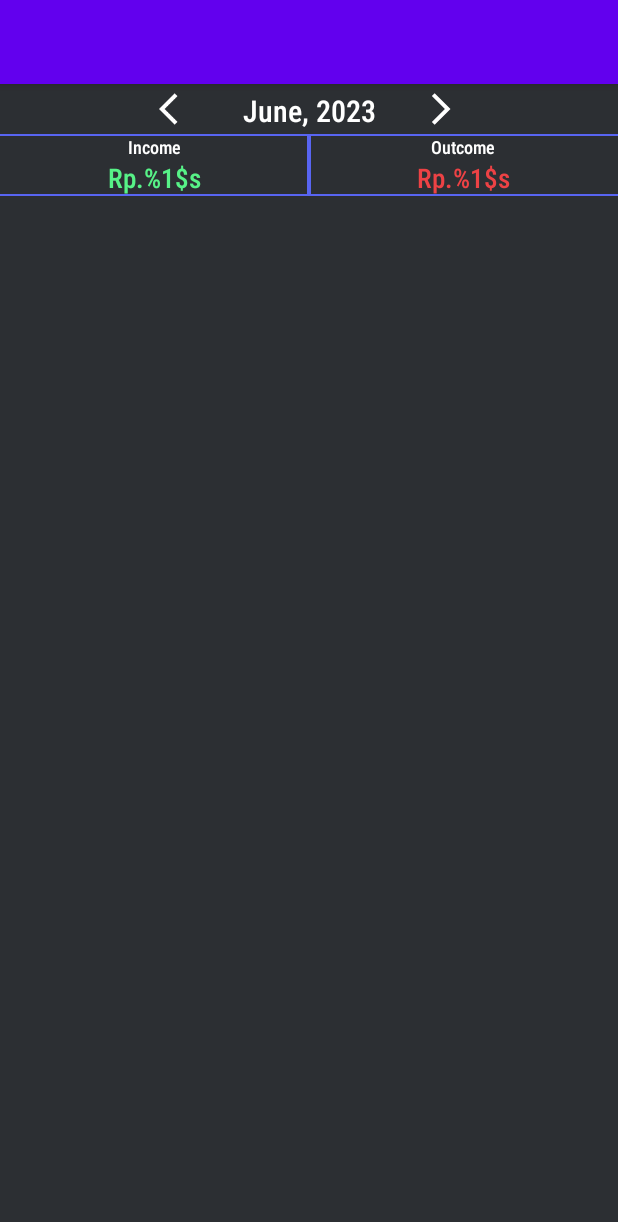
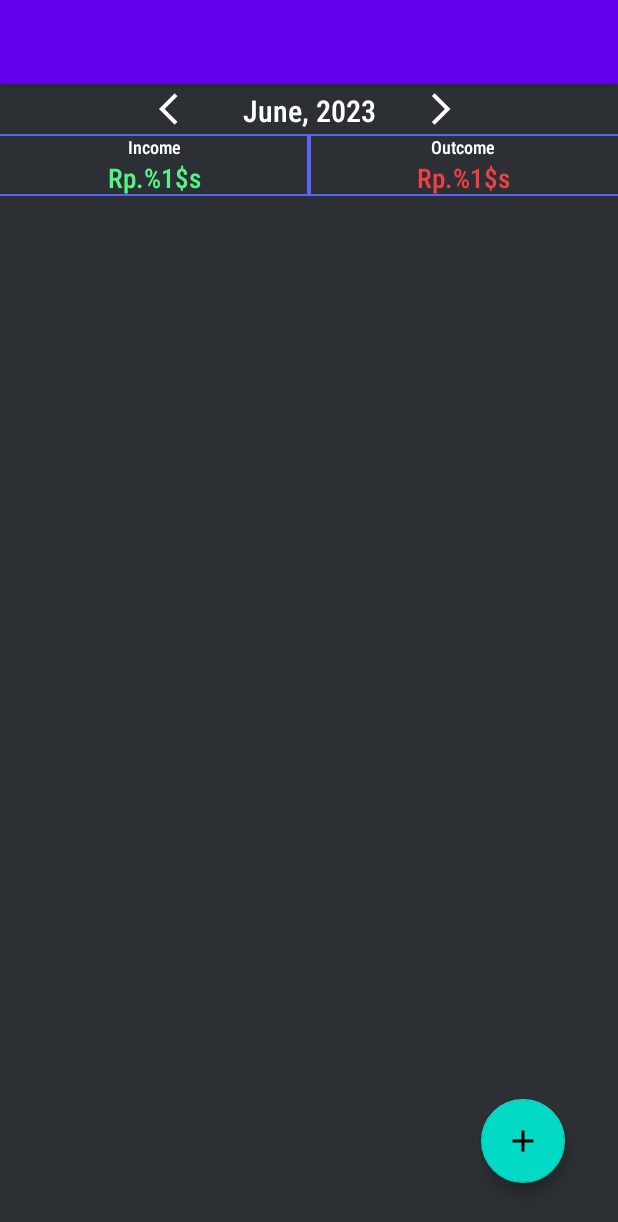
Before and after one commit to ndeeen/Capstone-Moger, an Android app: the GroupDashboardActivity screen opened directly, with no data from a screen before it, on a phone screen of 412 x 824 dp. Shown: the top 1222 px of the screen. Run offline under Robolectric (Android 15) with nearby library versions, the phone set to English and light mode, and no system bars; 3 statements that could not run were skipped.

Commit message:
animated floating action button

```diff
--- a/MD-Path/app/src/main/java/com/c23ps076/mogerapp/screen/groupdashboard/GroupDashboardActivity.kt
+++ b/MD-Path/app/src/main/java/com/c23ps076/mogerapp/screen/groupdashboard/GroupDashboardActivity.kt
@@ -4,6 +4,9 @@ import android.os.Build
 import androidx.appcompat.app.AppCompatActivity
 import android.os.Bundle
 import android.util.Log
+import android.view.View
+import android.view.animation.Animation
+import android.view.animation.AnimationUtils
 import androidx.annotation.RequiresApi
 import androidx.recyclerview.widget.LinearLayoutManager
 import com.c23ps076.mogerapp.R
@@ -29,6 +32,12 @@ class GroupDashboardActivity : AppCompatActivity() {
     lateinit var partyName: String
     private val listTransactionInfo = ArrayList<TransactionInfo>()
 
+    private val rotateOpen: Animation by lazy { AnimationUtils.loadAnimation(this, R.anim.rotate_open_anim) }
+    private val rotateClose: Animation by lazy { AnimationUtils.loadAnimation(this, R.anim.rotate_close_anim) }
+    private val fromBottom: Animation by lazy { AnimationUtils.loadAnimation(this, R.anim.from_bottom_anim) }
+    private val toBottom: Animation by lazy { AnimationUtils.loadAnimation(this, R.anim.to_bottom_anim) }
+
+    private var clickedButton = false
     override fun onCreate(savedInstanceState: Bundle?) {
         super.onCreate(savedInstanceState)
         activityGroupDashboardBinding = ActivityGroupDashboardBinding.inflate(layoutInflater)
@@ -37,6 +46,10 @@ class GroupDashboardActivity : AppCompatActivity() {
         partyName = intent.getStringExtra("PARTYNAME").toString()
         supportActionBar?.setTitle(partyName)
         supportActionBar?.show()
+
+        btn_expands.setOnClickListener {
+            addExpandButton()
+        }
 
         activityGroupDashboardBinding?.apply {
             btnPreviousMonth.setOnClickListener{
@@ -47,8 +60,44 @@ class GroupDashboardActivity : AppCompatActivity() {
             }
             rv_transactions.setHasFixedSize(true)
             rv_transactions.layoutManager = LinearLayoutManager(this@GroupDashboardActivity)
+
+
         }
         changeSelectedMonthYear()
+    }
+
+    private fun addExpandButton() {
+        setVisibility(clickedButton)
+        setAnimation(clickedButton)
+        clickedButton = !clickedButton
+    }
+
+    private fun setVisibility(clicked: Boolean) {
+        if (!clicked) {
+            btn_add_transaction.visibility = View.VISIBLE
+            btn_manage_wallet.visibility = View.VISIBLE
+            btn_manage_member.visibility = View.VISIBLE
+        }
+        else {
+            btn_add_transaction.visibility = View.INVISIBLE
+            btn_manage_wallet.visibility = View.INVISIBLE
+            btn_manage_member.visibility = View.INVISIBLE
+        }
+    }
+
+    private fun setAnimation(clicked: Boolean) {
+        if (!clicked) {
+            btn_expands.startAnimation(rotateOpen)
+            btn_add_transaction.startAnimation(fromBottom)
+            btn_manage_wallet.startAnimation(fromBottom)
+            btn_manage_member.startAnimation(fromBottom)
+        }
+        else {
+            btn_expands.startAnimation(rotateClose)
+            btn_add_transaction.startAnimation(toBottom)
+            btn_manage_wallet.startAnimation(toBottom)
+            btn_manage_member.startAnimation(toBottom)
+        }
     }
 
     fun getTransactionData() {
--- /dev/null
+++ b/MD-Path/app/src/main/res/anim/from_bottom_anim.xml
@@ -0,0 +1,23 @@
+<?xml version="1.0" encoding="utf-8"?>
+<set xmlns:android="http://schemas.android.com/apk/res/android"
+    android:fillAfter="true">
+    <translate
+        android:fromYDelta="100%"
+        android:toYDelta="0%"
+        android:duration = "300"
+        />
+
+    <scale
+        android:pivotX="50%"
+        android:pivotY="50%"
+        android:toXScale="0.8"
+        android:toYScale="0.8"
+        />
+
+    <alpha
+        android:duration= "800"
+        android:fromAlpha="0"
+        android:toAlpha="1"
+
+        />
+</set>
--- /dev/null
+++ b/MD-Path/app/src/main/res/anim/rotate_close_anim.xml
@@ -0,0 +1,12 @@
+<?xml version="1.0" encoding="utf-8"?>
+<set xmlns:android="http://schemas.android.com/apk/res/android"
+    android:fillAfter="true"
+    >
+    <rotate
+        android:fromDegrees="45"
+        android:pivotX="50%"
+        android:pivotY="50%"
+        android:toDegrees="0"
+        android:duration="300"
+        />
+</set>
--- /dev/null
+++ b/MD-Path/app/src/main/res/anim/rotate_open_anim.xml
@@ -0,0 +1,12 @@
+<?xml version="1.0" encoding="utf-8"?>
+<set xmlns:android="http://schemas.android.com/apk/res/android"
+    android:fillAfter="true"
+    >
+    <rotate
+        android:fromDegrees="0"
+        android:pivotX="50%"
+        android:pivotY="50%"
+        android:toDegrees="45"
+        android:duration="300"
+        />
+</set>
--- /dev/null
+++ b/MD-Path/app/src/main/res/drawable/baseline_account_balance_wallet_24.xml
@@ -0,0 +1,5 @@
+<vector android:height="24dp" android:tint="#FFFFFF"
+    android:viewportHeight="24" android:viewportWidth="24"
+    android:width="24dp" xmlns:android="http://schemas.android.com/apk/res/android">
+    <path android:fillColor="@android:color/white" android:pathData="M21,18v1c0,1.1 -0.9,2 -2,2L5,21c-1.11,0 -2,-0.9 -2,-2L3,5c0,-1.1 0.89,-2 2,-2h14c1.1,0 2,0.9 2,2v1h-9c-1.11,0 -2,0.9 -2,2v8c0,1.1 0.89,2 2,2h9zM12,16h10L22,8L12,8v8zM16,13.5c-0.83,0 -1.5,-0.67 -1.5,-1.5s0.67,-1.5 1.5,-1.5 1.5,0.67 1.5,1.5 -0.67,1.5 -1.5,1.5z"/>
+</vector>
--- /dev/null
+++ b/MD-Path/app/src/main/res/drawable/baseline_add_24.xml
@@ -0,0 +1,5 @@
+<vector android:height="24dp" android:tint="#FFFFFF"
+    android:viewportHeight="24" android:viewportWidth="24"
+    android:width="24dp" xmlns:android="http://schemas.android.com/apk/res/android">
+    <path android:fillColor="@android:color/white" android:pathData="M19,13h-6v6h-2v-6H5v-2h6V5h2v6h6v2z"/>
+</vector>
--- /dev/null
+++ b/MD-Path/app/src/main/res/drawable/baseline_groups_2_24.xml
@@ -0,0 +1,10 @@
+<vector android:height="24dp" android:tint="#FFFFFF"
+    android:viewportHeight="24" android:viewportWidth="24"
+    android:width="24dp" xmlns:android="http://schemas.android.com/apk/res/android">
+    <path android:fillColor="@android:color/white" android:pathData="M10.27,12h3.46c0.93,0 1.63,-0.83 1.48,-1.75l-0.3,-1.79C14.67,7.04 13.44,6 12,6S9.33,7.04 9.09,8.47l-0.3,1.79C8.64,11.17 9.34,12 10.27,12z"/>
+    <path android:fillColor="@android:color/white" android:pathData="M1.66,11.11c-0.13,0.26 -0.18,0.57 -0.1,0.88c0.16,0.69 0.76,1.03 1.53,1c0,0 1.49,0 1.95,0c0.83,0 1.51,-0.58 1.51,-1.29c0,-0.14 -0.03,-0.27 -0.07,-0.4c-0.01,-0.03 -0.01,-0.05 0.01,-0.08c0.09,-0.16 0.14,-0.34 0.14,-0.53c0,-0.31 -0.14,-0.6 -0.36,-0.82c-0.03,-0.03 -0.03,-0.06 -0.02,-0.1c0.07,-0.2 0.07,-0.43 0.01,-0.65C6.1,8.69 5.71,8.4 5.27,8.38c-0.03,0 -0.05,-0.01 -0.07,-0.03C5.03,8.14 4.72,8 4.37,8C4.07,8 3.8,8.1 3.62,8.26C3.59,8.29 3.56,8.29 3.53,8.28c-0.14,-0.06 -0.3,-0.09 -0.46,-0.09c-0.65,0 -1.18,0.49 -1.24,1.12c0,0.02 -0.01,0.04 -0.03,0.06c-0.29,0.26 -0.46,0.65 -0.41,1.05c0.03,0.22 0.12,0.43 0.25,0.6C1.67,11.04 1.67,11.08 1.66,11.11z"/>
+    <path android:fillColor="@android:color/white" android:pathData="M16.24,13.65c-1.17,-0.52 -2.61,-0.9 -4.24,-0.9c-1.63,0 -3.07,0.39 -4.24,0.9C6.68,14.13 6,15.21 6,16.39V18h12v-1.61C18,15.21 17.32,14.13 16.24,13.65z"/>
+    <path android:fillColor="@android:color/white" android:pathData="M1.22,14.58C0.48,14.9 0,15.62 0,16.43V18l4.5,0v-1.61c0,-0.83 0.23,-1.61 0.63,-2.29C4.76,14.04 4.39,14 4,14C3.01,14 2.07,14.21 1.22,14.58z"/>
+    <path android:fillColor="@android:color/white" android:pathData="M22.78,14.58C21.93,14.21 20.99,14 20,14c-0.39,0 -0.76,0.04 -1.13,0.1c0.4,0.68 0.63,1.46 0.63,2.29V18l4.5,0v-1.57C24,15.62 23.52,14.9 22.78,14.58z"/>
+    <path android:fillColor="@android:color/white" android:pathData="M22,11v-0.5c0,-1.1 -0.9,-2 -2,-2h-2c-0.42,0 -0.65,0.48 -0.39,0.81l0.7,0.63C18.12,10.25 18,10.61 18,11c0,1.1 0.9,2 2,2S22,12.1 22,11z"/>
+</vector>
--- /dev/null
+++ b/MD-Path/app/src/main/res/drawable/baseline_insert_photo_24.xml
@@ -0,0 +1,5 @@
+<vector android:height="24dp" android:tint="#FFFFFF"
+    android:viewportHeight="24" android:viewportWidth="24"
+    android:width="24dp" xmlns:android="http://schemas.android.com/apk/res/android">
+    <path android:fillColor="@android:color/white" android:pathData="M21,19V5c0,-1.1 -0.9,-2 -2,-2H5c-1.1,0 -2,0.9 -2,2v14c0,1.1 0.9,2 2,2h14c1.1,0 2,-0.9 2,-2zM8.5,13.5l2.5,3.01L14.5,12l4.5,6H5l3.5,-4.5z"/>
+</vector>
--- /dev/null
+++ b/MD-Path/app/src/main/res/drawable/baseline_library_books_24.xml
@@ -0,0 +1,5 @@
+<vector android:autoMirrored="true" android:height="24dp"
+    android:tint="#FFFFFF" android:viewportHeight="24"
+    android:viewportWidth="24" android:width="24dp" xmlns:android="http://schemas.android.com/apk/res/android">
+    <path android:fillColor="@android:color/white" android:pathData="M4,6L2,6v14c0,1.1 0.9,2 2,2h14v-2L4,20L4,6zM20,2L8,2c-1.1,0 -2,0.9 -2,2v12c0,1.1 0.9,2 2,2h12c1.1,0 2,-0.9 2,-2L22,4c0,-1.1 -0.9,-2 -2,-2zM19,11L9,11L9,9h10v2zM15,15L9,15v-2h6v2zM19,7L9,7L9,5h10v2z"/>
+</vector>
--- /dev/null
+++ b/MD-Path/app/src/main/res/drawable/baseline_monetization_on_24.xml
@@ -0,0 +1,5 @@
+<vector android:height="24dp" android:tint="#FFFFFF"
+    android:viewportHeight="24" android:viewportWidth="24"
+    android:width="24dp" xmlns:android="http://schemas.android.com/apk/res/android">
+    <path android:fillColor="@android:color/white" android:pathData="M12,2C6.48,2 2,6.48 2,12s4.48,10 10,10 10,-4.48 10,-10S17.52,2 12,2zM13.41,18.09L13.41,20h-2.67v-1.93c-1.71,-0.36 -3.16,-1.46 -3.27,-3.4h1.96c0.1,1.05 0.82,1.87 2.65,1.87 1.96,0 2.4,-0.98 2.4,-1.59 0,-0.83 -0.44,-1.61 -2.67,-2.14 -2.48,-0.6 -4.18,-1.62 -4.18,-3.67 0,-1.72 1.39,-2.84 3.11,-3.21L10.74,4h2.67v1.95c1.86,0.45 2.79,1.86 2.85,3.39L14.3,9.34c-0.05,-1.11 -0.64,-1.87 -2.22,-1.87 -1.5,0 -2.4,0.68 -2.4,1.64 0,0.84 0.65,1.39 2.67,1.91s4.18,1.39 4.18,3.91c-0.01,1.83 -1.38,2.83 -3.12,3.16z"/>
+</vector>
--- a/MD-Path/app/src/main/res/layout/activity_group_dashboard.xml
+++ b/MD-Path/app/src/main/res/layout/activity_group_dashboard.xml
@@ -6,6 +6,20 @@
     android:background="@color/discord_darkgrey"
     android:layout_height="match_parent"
     tools:context=".screen.groupdashboard.GroupDashboardActivity">
+
+    <com.google.android.material.floatingactionbutton.FloatingActionButton
+        android:id="@+id/btn_add_transaction"
+        android:layout_width="wrap_content"
+        android:layout_height="wrap_content"
+        android:backgroundTint="@color/white"
+        android:layout_marginRight="35dp"
+        android:layout_marginBottom="10dp"
+        android:visibility="invisible"
+        android:clickable="true"
+        android:focusable="true"
+        app:layout_constraintBottom_toTopOf="@+id/btn_manage_wallet"
+        app:layout_constraintEnd_toEndOf="parent"
+        app:srcCompat="@drawable/baseline_library_books_24" />
 
     <LinearLayout
         android:id="@+id/linearLayout2"
@@ -120,4 +134,45 @@
         app:layout_constraintEnd_toEndOf="parent"
         app:layout_constraintStart_toStartOf="parent"
         app:layout_constraintTop_toBottomOf="@+id/linearLayout3" />
+
+    <com.google.android.material.floatingactionbutton.FloatingActionButton
+        android:id="@+id/btn_expands"
+        android:layout_width="wrap_content"
+        android:layout_height="wrap_content"
+
+        android:layout_marginEnd="35dp"
+        android:layout_marginBottom="35dp"
+
+        android:clickable="true"
+        app:layout_constraintBottom_toBottomOf="parent"
+        app:layout_constraintEnd_toEndOf="parent"
+        app:srcCompat="@drawable/baseline_add_24" />
+
+    <com.google.android.material.floatingactionbutton.FloatingActionButton
+        android:id="@+id/btn_manage_member"
+        android:layout_width="wrap_content"
+        android:layout_height="wrap_content"
+        android:backgroundTint="@color/white"
+        android:layout_marginEnd="35dp"
+        android:layout_marginBottom="10dp"
+        android:visibility="invisible"
+        android:clickable="true"
+        android:focusable="true"
+        app:layout_constraintBottom_toTopOf="@+id/btn_expands"
+        app:layout_constraintEnd_toEndOf="parent"
+        app:srcCompat="@drawable/baseline_groups_2_24" />
+
+    <com.google.android.material.floatingactionbutton.FloatingActionButton
+        android:id="@+id/btn_manage_wallet"
+        android:layout_width="wrap_content"
+        android:layout_height="wrap_content"
+        android:visibility="invisible"
+        android:backgroundTint="@color/white"
+        android:clickable="true"
+        android:focusable="true"
+        android:layout_marginRight="35dp"
+        android:layout_marginBottom="10dp"
+        app:layout_constraintBottom_toTopOf="@+id/btn_manage_member"
+        app:layout_constraintEnd_toEndOf="parent"
+        app:srcCompat="@drawable/baseline_monetization_on_24" />
 </androidx.constraintlayout.widget.ConstraintLayout>
```
Also changed, not shown: MD-Path/app/src/main/res/anim/to_bottom_anim.xml (added, +26 -0 lines).
